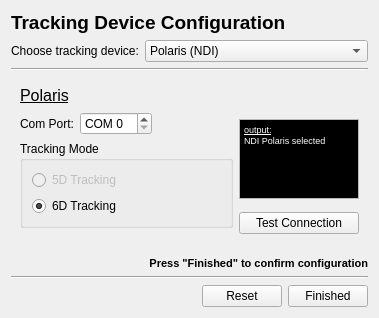
Old version of the form Modules/IGTUI/Qmitk/QmitkTrackingDeviceConfigurationWidgetControls.ui in the repository MITK/MITK.
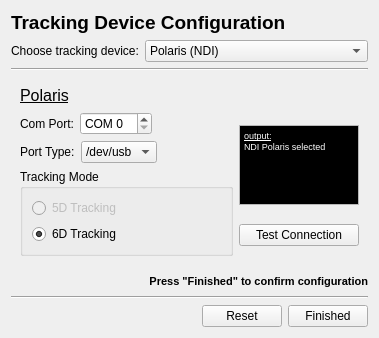
New version of the form.

Commit message: adapted port selection to linux

Diff of the .ui file:
```diff
--- a/Modules/IGTUI/Qmitk/QmitkTrackingDeviceConfigurationWidgetControls.ui
+++ b/Modules/IGTUI/Qmitk/QmitkTrackingDeviceConfigurationWidgetControls.ui
@@ -7,7 +7,7 @@
     <x>0</x>
     <y>0</y>
     <width>338</width>
-    <height>318</height>
+    <height>338</height>
    </rect>
   </property>
   <property name="windowTitle">
@@ -98,7 +98,7 @@
       <number>0</number>
      </property>
      <widget class="QWidget" name="polaris_page">
-      <layout class="QVBoxLayout" name="verticalLayout_4">
+      <layout class="QVBoxLayout" name="verticalLayout_12">
        <item>
         <layout class="QHBoxLayout" name="horizontalLayout_7">
          <item>
@@ -128,9 +128,9 @@
         </layout>
        </item>
        <item>
-        <layout class="QHBoxLayout" name="horizontalLayout_3">
+        <layout class="QHBoxLayout" name="horizontalLayout_8">
          <item>
-          <layout class="QVBoxLayout" name="verticalLayout_3">
+          <layout class="QVBoxLayout" name="verticalLayout_4">
            <item>
             <layout class="QHBoxLayout" name="horizontalLayout_9">
              <item>
@@ -165,12 +165,50 @@
              </item>
             </layout>
            </item>
+           <item>
+            <layout class="QHBoxLayout" name="horizontalLayout_3">
+             <item>
+              <widget class="QLabel" name="portTypeLabelPolaris">
+               <property name="text">
+                <string>Port Type:</string>
+               </property>
+              </widget>
+             </item>
+             <item>
+              <widget class="QComboBox" name="portTypePolaris">
+               <item>
+                <property name="text">
+                 <string>/dev/usb</string>
+                </property>
+               </item>
+               <item>
+                <property name="text">
+                 <string>/dev/tty</string>
+                </property>
+               </item>
+              </widget>
+             </item>
+             <item>
+              <spacer name="horizontalSpacer_12">
+               <property name="orientation">
+                <enum>Qt::Horizontal</enum>
+               </property>
+               <property name="sizeHint" stdset="0">
+                <size>
+                 <width>40</width>
+                 <height>20</height>
+                </size>
+               </property>
+              </spacer>
+             </item>
+            </layout>
+           </item>
            <item>
             <widget class="QGroupBox" name="m_polarisTrackingModeBox">
              <property name="title">
               <string>Tracking Mode</string>
              </property>
-             <layout class="QHBoxLayout" name="horizontalLayout_8">
+             <layout class="QVBoxLayout" name="verticalLayout_3">
               <item>
                <layout class="QVBoxLayout" name="verticalLayout_2">
                 <item>
@@ -198,19 +236,6 @@
                 </item>
                </layout>
               </item>
-              <item>
-               <spacer name="horizontalSpacer_8">
-                <property name="orientation">
-                 <enum>Qt::Horizontal</enum>
-                </property>
-                <property name="sizeHint" stdset="0">
-                 <size>
-                  <width>53</width>
-                  <height>20</height>
-                 </size>
-                </property>
-               </spacer>
-              </item>
              </layout>
             </widget>
            </item>
@@ -224,8 +249,8 @@
              </property>
              <property name="sizeHint" stdset="0">
               <size>
-               <width>115</width>
-               <height>108</height>
+               <width>158</width>
+               <height>17</height>
               </size>
              </property>
             </spacer>
```
Left out of the diff: 44 changed lines with no effect on the pictures. The commit also changes 1 other file.
